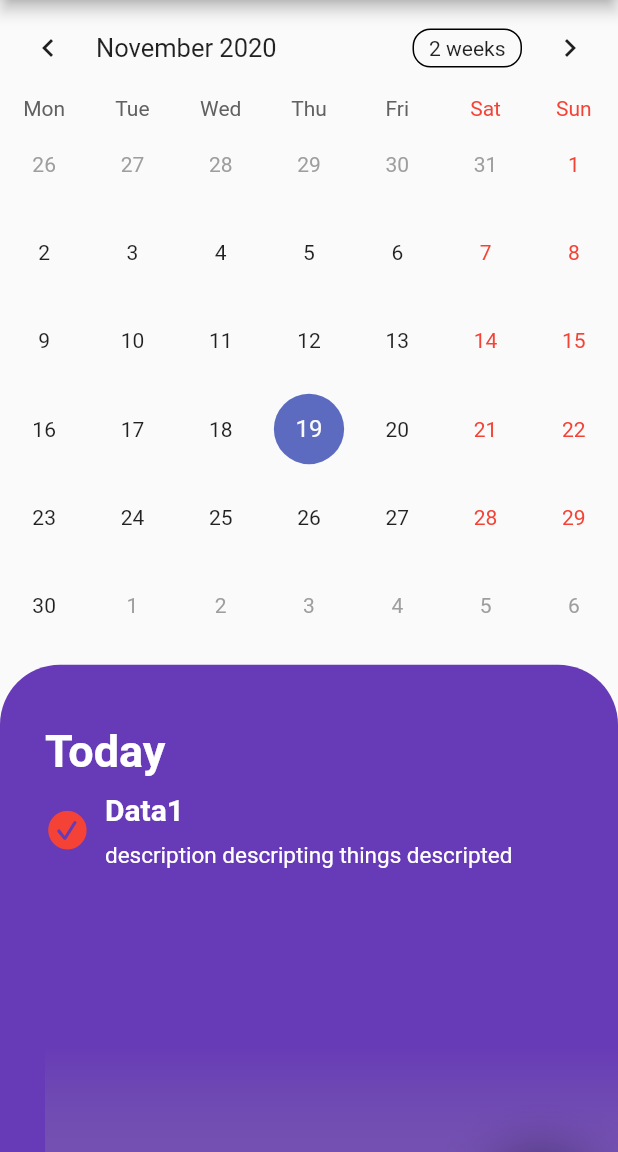
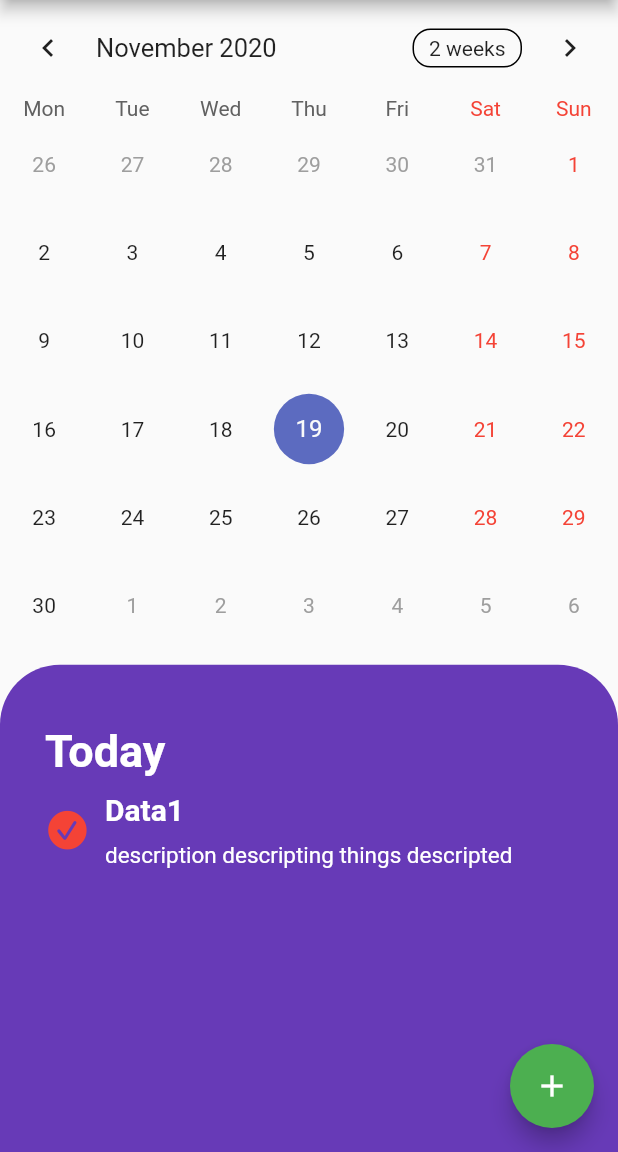
Before and after one commit to JesusVal/Calendar.io, a Flutter app: the Calendar screen opened directly, on a phone screen of 412 x 824 dp, the part 84-1236 px from its top. Run offline on Flutter 3.47's test engine with Material 2 defaults, Android fonts, the phone set to English and light mode, and no system bars; drawn by our look-alikes of table_calendar; our stand-ins replace cloud_firestore, firebase_auth, firebase_core, rxdart; accounts and stored records are empty.

Commit message:
Floating button upgrated simplified

```diff
--- a/lib/Views/Calendar/calendar.dart
+++ b/lib/Views/Calendar/calendar.dart
@@ -39,6 +39,9 @@ class _CalendarState extends State<Calendar> {
               TableCalendar(
                 calendarController: _calendarController,
                 startingDayOfWeek: StartingDayOfWeek.monday,
+                onDaySelected: (day, events, holidays) {
+                print("day- " + day.toIso8601String());
+                },
               ),
               SizedBox(height: 10),
               Container(
@@ -104,44 +107,6 @@ class _CalendarState extends State<Calendar> {
                         ),
                       ],
                     ),
-                    Positioned(
-                      bottom: 0,
-                      height: 200,
-                      width: MediaQuery.of(context).size.width,
-                      child: Container(
-                        decoration: BoxDecoration(
-                          gradient: LinearGradient(
-                              begin: FractionalOffset.topCenter,
-                              end: FractionalOffset.bottomCenter,
-                              colors: [
-                                Colors.grey.withOpacity(0),
-                                Colors.deepPurple
-                              ],
-                              stops: [
-                                0.0,
-                                1.0
-                              ]),
-                        ),
-                      ),
-                    ),
-                    Positioned(
-                      bottom: 40,
-                      right: 20,
-                      child: Container(
-                        padding: EdgeInsets.all(20),
-                        decoration: BoxDecoration(
-                            borderRadius: BorderRadius.all(Radius.circular(20)),
-                            color: Colors.blue,
-                            boxShadow: [
-                              BoxShadow(color: Colors.black38, blurRadius: 30)
-                            ]),
-                        child: Text('+',
-                            style: TextStyle(
-                              color: Colors.white,
-                              fontSize: 40,
-                            )),
-                      ),
-                    ),
                   ],
                 ),
               ),
@@ -149,6 +114,11 @@ class _CalendarState extends State<Calendar> {
           ),
         ),
       ),
+      floatingActionButton: FloatingActionButton(
+        child: Icon(Icons.add),
+        backgroundColor: Colors.green,
+        // onPressed: _showAddDialog,
+      ),
     );
   }
 }
```
